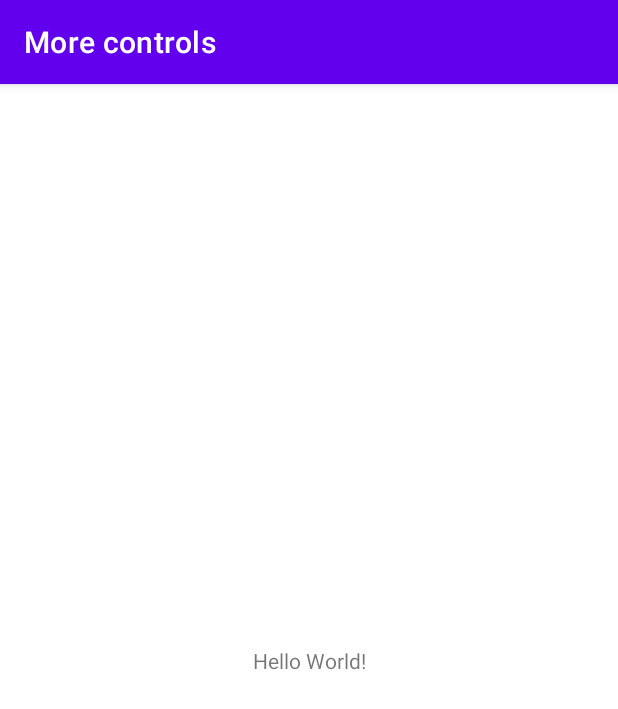
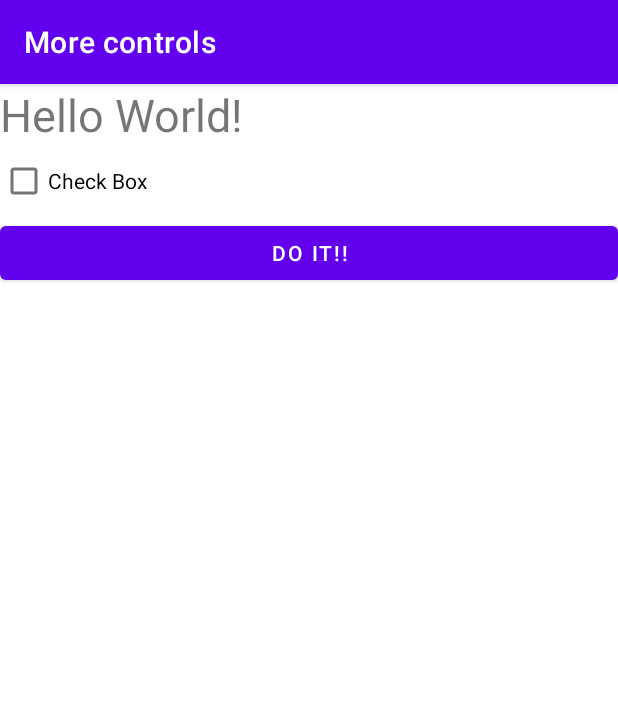
Before and after one commit to go4521304/2022_SGP-Project, an Android app: the screen it shows after launch (MainActivity), on a phone screen of 412 x 824 dp. Shown: the top 709 px of the screen. Run offline under Robolectric (Android 15) with nearby library versions, the phone set to English and light mode, and no system bars.

Commit message:
Add Checkbox & Button

```diff
--- a/Project/Morecontrols/app/src/main/java/kr/ac/tukorea/morecontrols/MainActivity.java
+++ b/Project/Morecontrols/app/src/main/java/kr/ac/tukorea/morecontrols/MainActivity.java
@@ -3,12 +3,28 @@ package kr.ac.tukorea.morecontrols;
 import androidx.appcompat.app.AppCompatActivity;
 
 import android.os.Bundle;
+import android.util.Log;
+import android.view.View;
+import android.widget.CheckBox;
 
 public class MainActivity extends AppCompatActivity {
+
+    private static final String TAG = MainActivity.class.getSimpleName();
+    private CheckBox checkbox;
 
     @Override
     protected void onCreate(Bundle savedInstanceState) {
         super.onCreate(savedInstanceState);
         setContentView(R.layout.activity_main);
+        checkbox = findViewById(R.id.checkbox);
+    }
+
+    public void onCheckBox(View view) {
+        CheckBox cb = (CheckBox) view;
+        Log.d(TAG, "CheckBox state: " + cb.isChecked());
+    }
+
+    public void onBtnDoIt(View view) {
+        Log.d(TAG, "onBtnDoIt, check=" + checkbox.isChecked());
     }
 }
--- a/Project/Morecontrols/app/src/main/res/layout/activity_main.xml
+++ b/Project/Morecontrols/app/src/main/res/layout/activity_main.xml
@@ -1,18 +1,30 @@
 <?xml version="1.0" encoding="utf-8"?>
-<androidx.constraintlayout.widget.ConstraintLayout xmlns:android="http://schemas.android.com/apk/res/android"
+<LinearLayout xmlns:android="http://schemas.android.com/apk/res/android"
     xmlns:app="http://schemas.android.com/apk/res-auto"
     xmlns:tools="http://schemas.android.com/tools"
     android:layout_width="match_parent"
     android:layout_height="match_parent"
+    android:orientation="vertical"
     tools:context=".MainActivity">
 
     <TextView
+        android:id="@+id/outputTextView"
         android:layout_width="wrap_content"
         android:layout_height="wrap_content"
         android:text="Hello World!"
-        app:layout_constraintBottom_toBottomOf="parent"
-        app:layout_constraintLeft_toLeftOf="parent"
-        app:layout_constraintRight_toRightOf="parent"
-        app:layout_constraintTop_toTopOf="parent" />
+        android:textSize="30sp" />
 
-</androidx.constraintlayout.widget.ConstraintLayout>
+    <CheckBox
+        android:id="@+id/checkbox"
+        android:layout_width="match_parent"
+        android:layout_height="wrap_content"
+        android:onClick="onCheckBox"
+        android:text="@string/checkbox" />
+
+    <Button
+        android:layout_width="match_parent"
+        android:layout_height="wrap_content"
+        android:text="@string/do_it"
+        android:onClick="onBtnDoIt"/>
+
+</LinearLayout>
--- a/Project/Morecontrols/app/src/main/res/values/strings.xml
+++ b/Project/Morecontrols/app/src/main/res/values/strings.xml
@@ -1,3 +1,5 @@
 <resources>
     <string name="app_name">More controls</string>
+    <string name="checkbox">Check Box</string>
+    <string name="do_it">Do It!!</string>
 </resources>
```
